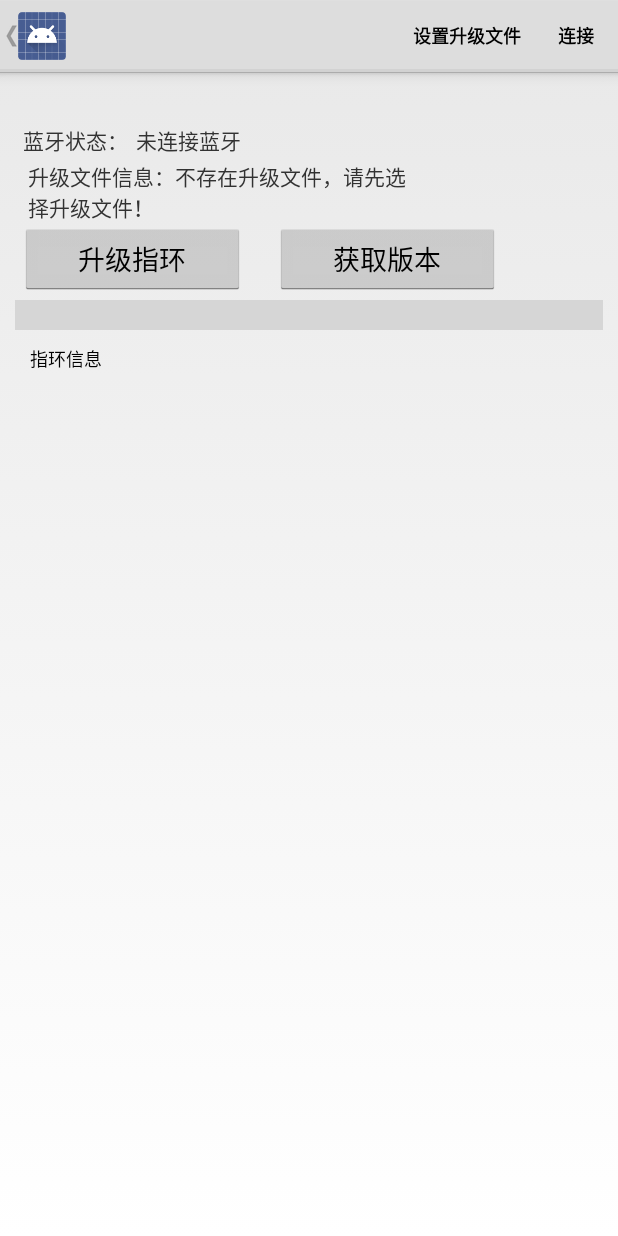
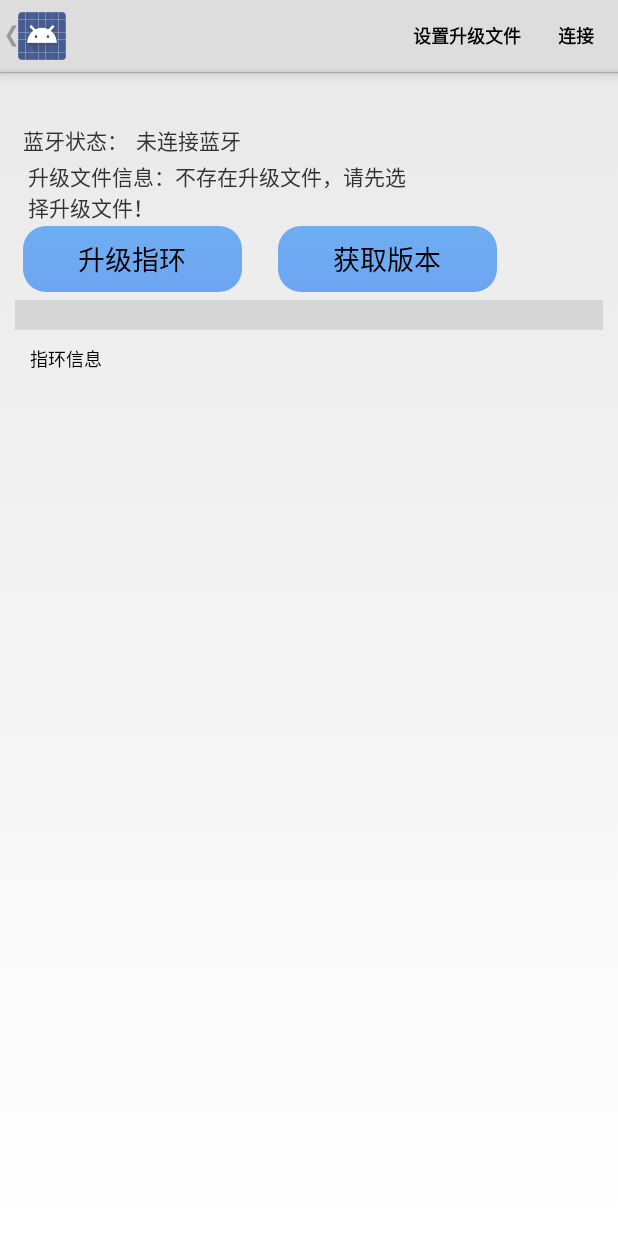
Before and after one commit to byxudongdong/BluetoothLeGatt1, an Android app: the DeviceControlActivity screen opened directly, with no data from a screen before it, after a tap on "设置升级文件", on a phone screen of 412 x 824 dp. Run offline under Robolectric (Android 15) with nearby library versions, the phone set to English and light mode, and no system bars; 3 statements that could not run were skipped; grey boxes are pictures that could not be loaded.

Commit message:
修复Android6.0速度

```diff
--- a/Application/src/main/java/com/example/android/bluetoothlegatt/DeviceControlActivity.java
+++ b/Application/src/main/java/com/example/android/bluetoothlegatt/DeviceControlActivity.java
@@ -95,7 +95,7 @@ public class DeviceControlActivity extends Activity {
 
     UpdateOpt updateOpt = new UpdateOpt();
     //public static Object object = new Object();
-    Thread mthread;
+    Thread mthread,mythread;
     Boolean updateFlag = false;
     String newtime;
     public Button upDateButton,version;
@@ -171,8 +171,10 @@ public class DeviceControlActivity extends Activity {
                 Log.i("发现服务","打印服务列表");
                 //displayGattServices(mBluetoothLeService.getSupportedGattServices());
                //写数据的服务和characteristic
+                mBluetoothLeService.UpdateSpeed();
                 mnotyGattService = mBluetoothLeService.getSupportedGattService(UUID.fromString("0000fff0-0000-1000-8000-00805f9b34fb"));
                 writecharacteristic = mnotyGattService.getCharacteristic(UUID.fromString("0000fff1-0000-1000-8000-00805f9b34fb"));
+
             }
             //显示数据
             else if (BluetoothLeService.ACTION_DATA_AVAILABLE.equals(action)) {
@@ -333,6 +335,7 @@ public class DeviceControlActivity extends Activity {
                     getWindow().addFlags(WindowManager.LayoutParams.FLAG_KEEP_SCREEN_ON);
                     upDateButton.setClickable(false);
                     version.setClickable(false);
+
                     //int ret = update_fileParse(fileName);
 
                     updateFlag = true;
@@ -361,7 +364,9 @@ public class DeviceControlActivity extends Activity {
     {
         if(mConnected) {
             getHw_version = true;
-            mRunnable.run();
+            mythread = new Thread(mRunnable, "GetVersion");
+            mythread.start();
+
         }else{
             sendMessage(5);
         }
@@ -424,18 +429,22 @@ public class DeviceControlActivity extends Activity {
                     } catch (Exception e) {
                         Log.w("升级文件不存在：", "请放入升级文件");
                         sendMessage(6);
+                        //Toast.makeText(getApplicationContext(), "未找到升级文件！", Toast.LENGTH_SHORT).show();
                     }
                     if(imageNum >0) break;
                     retry --;
                     if(retry == 0){
                         Log.i("升级文件个数", String.valueOf(imageNum));
+                        //Toast.makeText(getApplicationContext(), "未找到升级文件！", Toast.LENGTH_SHORT).show();
                         break;
                     }
                 }
-
-                fin = new FileInputStream(filePath);
-                int filedataLenTotal = fin.available();
-                Log.i("文件字节数",String.valueOf(filedataLenTotal)+":"+String.valueOf(imageNum));
+                File file=new File(filePath);
+                if(file.exists()) {
+                    fin = new FileInputStream(filePath);
+                    int filedataLenTotal = fin.available();
+                    Log.i("文件字节数", String.valueOf(filedataLenTotal) + ":" + String.valueOf(imageNum));
+                }
                 if(imageNum >0) {
                     try {
                         fin.close();
@@ -461,6 +470,7 @@ public class DeviceControlActivity extends Activity {
 //                }
             if(imageNum <1) {
                 sendMessage(6);
+                //Toast.makeText(getApplicationContext(), "未找到升级文件！", Toast.LENGTH_SHORT).show();
                 updateFlag = false;
             }else {
                 int ret = myNative.update_getImageInfo(imageIndex, Update_info.ppVer_Str,
@@ -529,7 +539,9 @@ public class DeviceControlActivity extends Activity {
             Log.i("使能按键：", "wait...");
             update_step = 0;
             try {
-                fin.close();
+                if(fin != null) {
+                    fin.close();
+                }
             } catch (IOException e) {
                 e.printStackTrace();
             }
@@ -747,6 +759,8 @@ public class DeviceControlActivity extends Activity {
         } else {
             menu.findItem(R.id.menu_connect).setVisible(true);
             menu.findItem(R.id.menu_disconnect).setVisible(false);
+//            updateFlag =false;
+//            finish();
         }
 
         return true;
@@ -772,7 +786,7 @@ public class DeviceControlActivity extends Activity {
                 finish();
                 return true;
             case R.id.menu_files:
-                if(!menufiles) {
+                if(!menufiles && updateFlag == false) {
                     sendMessage(41);
                     menufiles = true;
                 }
@@ -989,7 +1003,7 @@ public class DeviceControlActivity extends Activity {
     final byte UPDATE_REJECT_REASON_HW_ERR		=	(0x01);//硬件版本错误
     final byte UPDATE_REJECT_REASON_SIZE_ERR	=	(0x02);//升级包大小错误(超过限制)
 
-/*-------------------------------------------------------------------------
+/**-------------------------------------------------------------------------
 * 函数: comm_send
 * 说明: 发送
 * 参数: pData---数据buffer
@@ -1113,7 +1127,7 @@ public class DeviceControlActivity extends Activity {
 //        if(update_sendSize == 79968 || update_sendSize == 79968-112
 //                || update_sendSize == 45136-112 || update_sendSize == 45136
 //                || update_sendSize == 49168)
-        Boolean wait = (update_sendSize+112)/1024-(update_sendSize/1024)>0;
+        Boolean wait = (update_sendSize)/1024-(update_sendSize/1024-112)>0;
         if(wait)
         {
             //PrintLog.printHexString("当前数据为：", temp);
@@ -1124,7 +1138,7 @@ public class DeviceControlActivity extends Activity {
             }
         }else{
             try {
-                Thread.currentThread().sleep(30);
+                Thread.currentThread().sleep(20);
             } catch (InterruptedException e) {
                 e.printStackTrace();
             }
@@ -1310,16 +1324,17 @@ public class DeviceControlActivity extends Activity {
 
     private String[] province = new String[] { "上海", "北京", "海南" };
     // 单击事件对象的实例
-    private ButtonOnClick buttonOnClick = new ButtonOnClick(1);
+    private ButtonOnClick buttonOnClick;
     // 在单选选项中显示 确定和取消按钮
     //buttonOnClickg变量的数据类型是ButtonOnClick,一个单击事件类
     private void showSingleChoiceButton()
     {
         AlertDialog.Builder builder = new AlertDialog.Builder(this);
         builder.setTitle("请选择升级文件版本");
-        builder.setSingleChoiceItems(province, -1, buttonOnClick);
+        builder.setSingleChoiceItems(province,province.length-1, buttonOnClick);
         builder.setPositiveButton("确定", buttonOnClick);
         builder.setNegativeButton("取消", buttonOnClick);
+        builder.setCancelable(false);
         builder.show();
     }
 
@@ -1431,7 +1446,7 @@ public class DeviceControlActivity extends Activity {
         {
             province[j] = list.get(j).get("Name");
         }
-
+        buttonOnClick = new ButtonOnClick(province.length-1);
     }
 
     /**
--- a/Application/src/main/java/com/example/android/bluetoothlegatt/DeviceScanActivity.java
+++ b/Application/src/main/java/com/example/android/bluetoothlegatt/DeviceScanActivity.java
@@ -88,7 +88,8 @@ public class DeviceScanActivity extends ListActivity {
         }
 
         //List<BluetoothDevice> devices = bluetoothManager.getConnectedDevices(BluetoothProfile.GATT);
-        //Set<BluetoothDevice> devices = mBluetoothAdapter.getBondedDevices();
+        Set<BluetoothDevice> devices = mBluetoothAdapter.getBondedDevices();
+        //devices.clear();
 //        List<BluetoothDevice> devices = bluetoothManager.getConnectedDevices(BluetoothProfile.GATT);
 //        if (devices.size()>0) {
 //            for(Iterator<BluetoothDevice> iterator = devices.iterator(); iterator.hasNext();){
--- /dev/null
+++ b/Application/src/main/res/drawable-xxhdpi/draw_button.xml
@@ -0,0 +1,40 @@
+<?xml version="1.0" encoding="utf-8"?>
+<selector
+  xmlns:android="http://schemas.android.com/apk/res/android">
+  <item android:state_pressed="true">
+  <shape>
+      <gradient android:startColor="#54e42af5" android:endColor="#96dd69ec"
+                android:angle="0"/>
+      <stroke android:width="4dip" android:color="#b0000000"/>
+      <corners android:radius="15dp"/>
+      <padding android:left="10dp" android:top="10dp" android:right="10dp"
+               android:bottom="10dp"/>
+
+  </shape>
+
+  </item>
+  <item android:state_focused="true">
+  <shape>
+      <gradient android:startColor="#FFFFFFFF" android:endColor="#9c9a89"
+      android:angle="270"/>
+      <stroke android:width="4dip" android:color="#00000000"/>
+      <corners android:radius="15dp"/>
+      <padding android:left="10dp" android:top="10dp" android:right="10dp"
+               android:bottom="10dp"/>
+
+  </shape>
+
+  </item>
+  <item>
+  <shape>
+      <gradient android:startColor="#6ea5f2" android:endColor="#6eaef2"
+                android:angle="90"/>
+      <stroke android:width="4dip" android:color="#00000000"/>
+      <corners android:radius="15dp"/>
+      <padding android:left="10dp" android:top="10dp" android:right="10dp"
+               android:bottom="10dp"/>
+
+  </shape>
+
+  </item>
+</selector>
--- a/Application/src/main/res/layout/gatt_services_characteristics.xml
+++ b/Application/src/main/res/layout/gatt_services_characteristics.xml
@@ -93,14 +93,18 @@
                     android:id="@+id/updateButton"
                     android:layout_width="150dp"
                     android:layout_height="match_parent"
+                    android:background="@drawable/draw_button"
                     android:text="升级指环"/>
+
                 <Button
                     android:id="@+id/version"
                     android:layout_marginLeft="20dp"
                     android:layout_width="150dp"
                     android:onClick="version"
                     android:layout_height="match_parent"
+                    android:background="@drawable/draw_button"
                     android:text="获取版本"/>
+
                 <!--<Button-->
                     <!--android:id="@+id/test"-->
                     <!--android:layout_marginLeft="20dp"-->
```
Also changed, not shown: Application/src/main/java/com/example/android/bluetoothlegatt/BluetoothLeService.java (+11 -1 lines), 39 other files.
